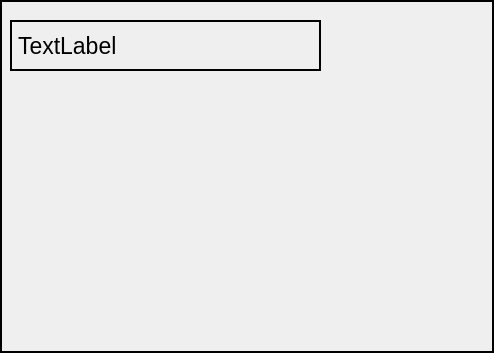
First picture: the form in uis/teacher_time.ui, repository DashaSimonova/school_project, before the edit.
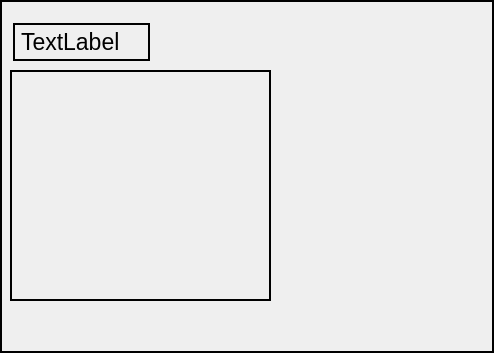
Second picture: the form after the edit.

```diff
--- a/uis/teacher_time.ui
+++ b/uis/teacher_time.ui
@@ -19,10 +19,10 @@
   <widget class="QLabel" name="time_title">
    <property name="geometry">
     <rect>
-     <x>10</x>
-     <y>20</y>
-     <width>311</width>
-     <height>51</height>
+     <x>13</x>
+     <y>23</y>
+     <width>137</width>
+     <height>38</height>
     </rect>
    </property>
    <property name="font">
@@ -34,6 +34,17 @@
     <string>TextLabel</string>
    </property>
   </widget>
+  <widget class="QWidget" name="verticalLayoutWidget">
+   <property name="geometry">
+    <rect>
+     <x>10</x>
+     <y>70</y>
+     <width>261</width>
+     <height>231</height>
+    </rect>
+   </property>
+   <layout class="QVBoxLayout" name="child_container"/>
+  </widget>
  </widget>
  <resources/>
  <connections/>
```
